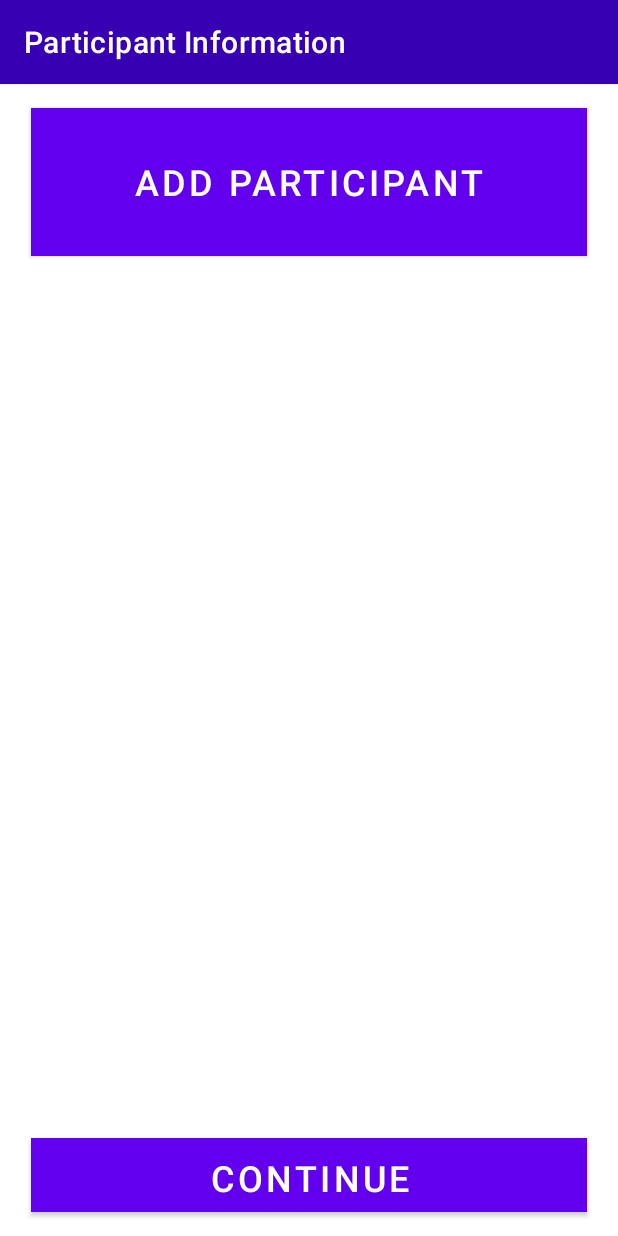
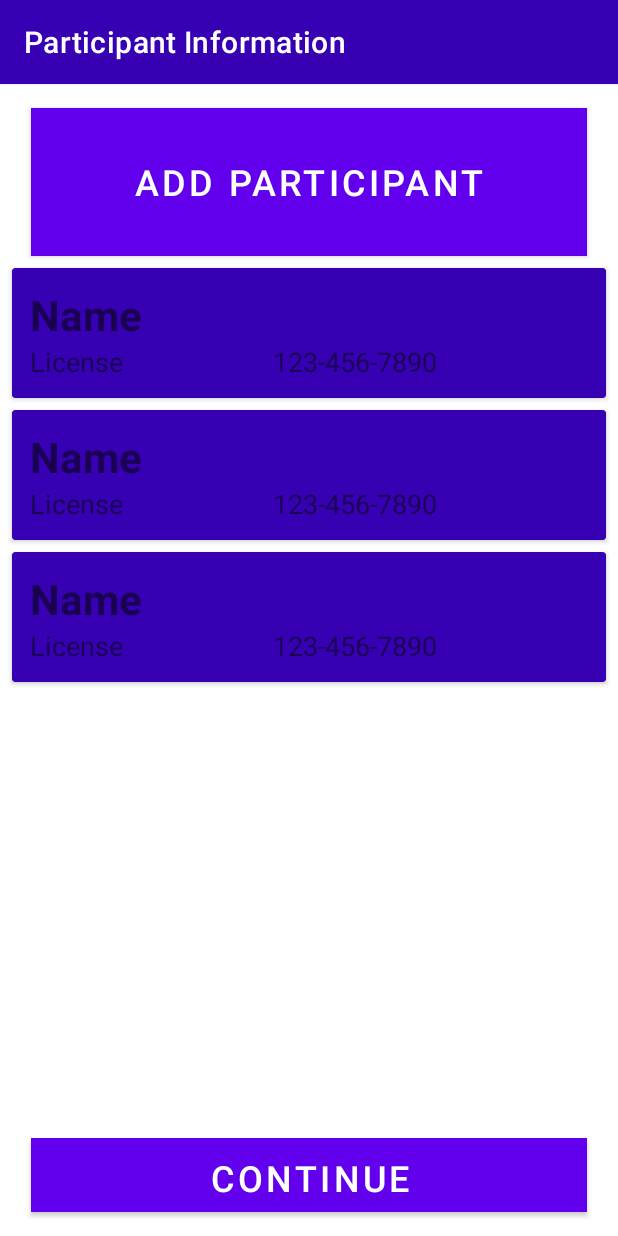
Before and after one commit to TrellixVulnTeam/Vigilantes_KVYE, an Android app: the layout activity_report_participant.xml on its own in the app's theme, with its tools: preview values and no code run, on a phone screen of 412 x 824 dp. Run offline under Robolectric (Android 15) with nearby library versions, the phone set to English and light mode, and no system bars.

Commit message:
Dynamic Participant Buttons Added
Better than previous implementation. Buttons are clickable.

```diff
--- a/project_frontend/app/build.gradle
+++ b/project_frontend/app/build.gradle
@@ -49,4 +49,6 @@ dependencies {
     implementation 'androidx.activity:activity-ktx:1.4.0'
     implementation 'androidx.fragment:fragment-ktx:1.4.0-beta01'
     implementation 'com.google.android.material:material:1.2.0'
+    implementation 'androidx.recyclerview:recyclerview-selection:1.1.0'
+    implementation 'androidx.cardview:cardview:1.0.0'
 }
--- a/project_frontend/app/src/main/java/edu/umich/Vigilantes/ParticipantInfo.kt
+++ b/project_frontend/app/src/main/java/edu/umich/Vigilantes/ParticipantInfo.kt
@@ -12,6 +12,7 @@ data class ParticipantInfo(
     var city: String? = null,
     var state: String? = null,
     var license: String? = null,
+    var phone: String? = null,
     var insurance: String? = null,
     var policy: String? = null,
     var expiration: String? = null,
--- a/project_frontend/app/src/main/java/edu/umich/Vigilantes/addParticipantForm.kt
+++ b/project_frontend/app/src/main/java/edu/umich/Vigilantes/addParticipantForm.kt
@@ -21,6 +21,7 @@ class addParticipantForm : AppCompatActivity() {
         val cityEntry = findViewById<EditText>(R.id.cityInput)
         val stateEntry = findViewById<EditText>(R.id.stateInput)
         val licenseEntry = findViewById<EditText>(R.id.licenseInput)
+        val phoneEntry = findViewById<EditText>(R.id.phoneInput)
 
         val insuranceEntry = findViewById<EditText>(R.id.insuranceInput)
         val policyEntry = findViewById<EditText>(R.id.policyInput)
@@ -40,6 +41,7 @@ class addParticipantForm : AppCompatActivity() {
                 cityEntry.getText().toString(),
                 stateEntry.getText().toString(),
                 licenseEntry.getText().toString(),
+                phoneEntry.getText().toString(),
                 insuranceEntry.getText().toString(),
                 policyEntry.getText().toString(),
                 expirationEntry.getText().toString(),
--- a/project_frontend/app/src/main/res/layout/activity_report_participant.xml
+++ b/project_frontend/app/src/main/res/layout/activity_report_participant.xml
@@ -1,6 +1,7 @@
 <?xml version="1.0" encoding="utf-8"?>
 <androidx.constraintlayout.widget.ConstraintLayout xmlns:android="http://schemas.android.com/apk/res/android"
     xmlns:app="http://schemas.android.com/apk/res-auto"
+    xmlns:tools="http://schemas.android.com/tools"
 
     android:layout_width="match_parent"
     android:layout_height="match_parent"
@@ -52,6 +53,21 @@
         app:layout_constraintStart_toStartOf="parent"
         app:layout_constraintWidth_percent="0.9" />
 
+    <androidx.recyclerview.widget.RecyclerView
+        android:id="@+id/recycler_view"
+        android:padding="4dp"
+        android:clipToPadding="false"
+        android:layout_width="0dp"
+        android:layout_height="0dp"
+
+        app:layout_constraintTop_toBottomOf="@id/addParticipantButton"
+        app:layout_constraintStart_toStartOf="parent"
+        app:layout_constraintEnd_toEndOf="parent"
+        app:layout_constraintBottom_toTopOf="@id/continueButton"
+
+        tools:listitem="@layout/participant_row">
+    </androidx.recyclerview.widget.RecyclerView>
+    <!--
     <LinearLayout
         android:id="@+id/participantList"
         android:layout_width="match_parent"
@@ -61,6 +77,6 @@
 
         app:layout_constraintTop_toBottomOf="@id/addParticipantButton"
         app:layout_constraintStart_toStartOf="parent">
-    </LinearLayout>
+    </LinearLayout>-->
 
 </androidx.constraintlayout.widget.ConstraintLayout>
--- /dev/null
+++ b/project_frontend/app/src/main/res/layout/participant_row.xml
@@ -0,0 +1,64 @@
+<?xml version="1.0" encoding="utf-8"?>
+<androidx.cardview.widget.CardView xmlns:android="http://schemas.android.com/apk/res/android"
+    xmlns:app="http://schemas.android.com/apk/res-auto"
+
+    android:layout_width="match_parent"
+    android:layout_height="wrap_content"
+    android:layout_margin="4dp"
+
+    app:cardBackgroundColor="@color/purple_700">
+
+    <RelativeLayout
+        android:layout_width="match_parent"
+        android:layout_height="match_parent"
+        android:padding="12dp">
+
+        <LinearLayout
+            android:id="@+id/participant1"
+            android:layout_width="match_parent"
+            android:layout_height="wrap_content"
+            android:orientation="vertical"
+            android:clickable="true">
+
+            <LinearLayout
+                android:layout_width="match_parent"
+                android:layout_height="match_parent">
+
+                <TextView
+                    android:id="@+id/part_name"
+                    android:layout_width="wrap_content"
+                    android:layout_height="wrap_content"
+                    android:text="Name"
+                    android:textSize="28sp"
+                    android:textStyle="bold">
+
+                </TextView>
+            </LinearLayout>
+            <LinearLayout
+                android:layout_width="match_parent"
+                android:layout_height="wrap_content"
+                android:orientation="horizontal">
+
+                <TextView
+                    android:id="@+id/part_license"
+                    android:layout_width="wrap_content"
+                    android:layout_height="wrap_content"
+                    android:text="License"
+                    android:textSize="18sp"
+                    android:layout_weight="5">
+
+                </TextView>
+
+                <TextView
+                    android:id="@+id/part_phone"
+                    android:layout_width="wrap_content"
+                    android:layout_height="wrap_content"
+                    android:text="123-456-7890"
+                    android:textSize="18sp"
+                    android:layout_weight="5">
+
+                </TextView>
+            </LinearLayout>
+        </LinearLayout>
+    </RelativeLayout>
+</androidx.cardview.widget.CardView>
```
Also changed, not shown: project_frontend/app/src/main/java/edu/umich/Vigilantes/participantAdapter.kt (added, +50 -0 lines), project_frontend/app/src/main/java/edu/umich/Vigilantes/reportParticipantInfo.kt (+16 -26 lines), project_frontend/app/src/main/res/layout/activity_addpart_form.xml (+44 -16 lines).
